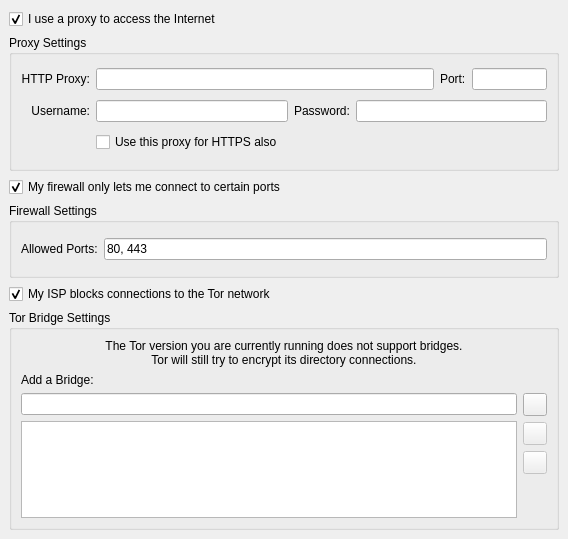
The window that src/vidalia/config/networkpage.ui (a-ilin/vidalia) describes before a commit, drawn with Qt 5.
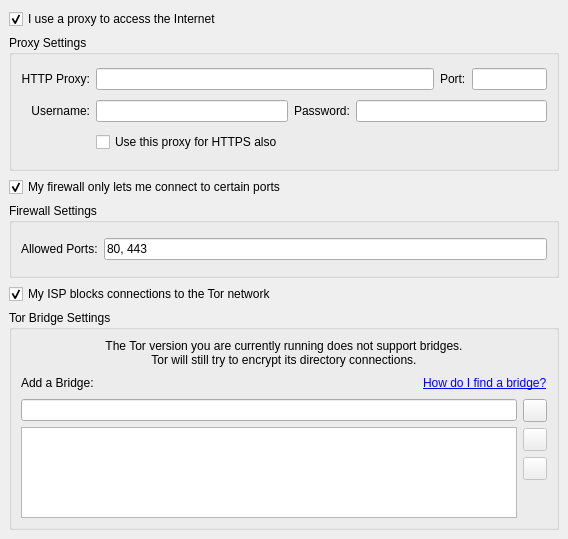
The same window after the commit. Icons and pictures are not drawn.

Commit message:
r2323@lysithea:  edmanm | 2007-12-17 19:20:44 -0500  Add arma's bridge link label thingy and help text.
svn:r2227

```diff
--- a/src/vidalia/config/networkpage.ui
+++ b/src/vidalia/config/networkpage.ui
@@ -282,19 +282,44 @@
        </widget>
       </item>
       <item>
-       <widget class="QLabel" name="lblAddBridge" >
-        <property name="sizePolicy" >
-         <sizepolicy>
-          <hsizetype>7</hsizetype>
-          <vsizetype>5</vsizetype>
-          <horstretch>0</horstretch>
-          <verstretch>0</verstretch>
-         </sizepolicy>
+       <layout class="QHBoxLayout" >
+        <property name="margin" >
+         <number>0</number>
         </property>
-        <property name="text" >
-         <string>Add a Bridge:</string>
+        <property name="spacing" >
+         <number>6</number>
         </property>
-       </widget>
+        <item>
+         <widget class="QLabel" name="lblAddBridge" >
+          <property name="text" >
+           <string>Add a Bridge:</string>
+          </property>
+         </widget>
+        </item>
+        <item>
+         <spacer>
+          <property name="orientation" >
+           <enum>Qt::Horizontal</enum>
+          </property>
+          <property name="sizeHint" >
+           <size>
+            <width>40</width>
+            <height>20</height>
+           </size>
+          </property>
+         </spacer>
+        </item>
+        <item>
+         <widget class="QLabel" name="lblHelpFindBridges" >
+          <property name="cursor" >
+           <cursor>13</cursor>
+          </property>
+          <property name="text" >
+           <string>&lt;a href="bridges.finding">How do I find a bridge?&lt;/a></string>
+          </property>
+         </widget>
+        </item>
+       </layout>
       </item>
       <item>
        <layout class="QHBoxLayout" >
```
The commit also changes 6 other files.
